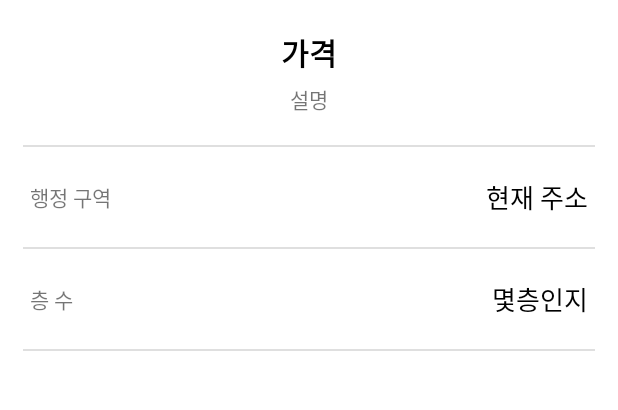
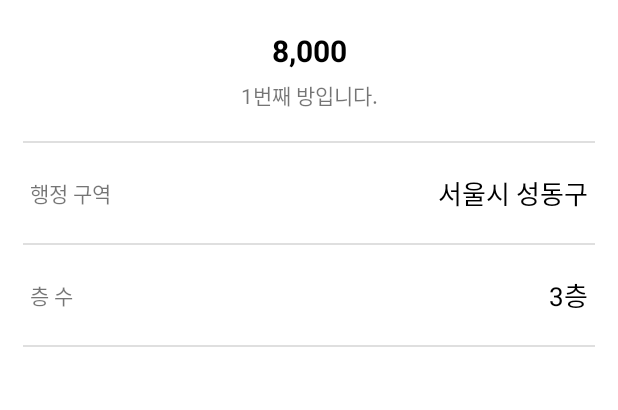
Before and after one commit to park-chris/JickbbangCopy, an Android app: the screen it shows after launch (InnerActivity), after a tap on "8,000", on a phone screen of 412 x 824 dp, the part 504-914 px from its top. Run offline under Robolectric (Android 15) with nearby library versions, the phone set to English and light mode, and no system bars.

Commit message:
받아낸 방 데이터 활용 -> 실제 문구 반영  - 클래스에 만들어둔 함수들을 재활용

```diff
--- a/app/src/main/java/com/neppplus/jickbbangcopy_210912/InnerActivity.kt
+++ b/app/src/main/java/com/neppplus/jickbbangcopy_210912/InnerActivity.kt
@@ -4,6 +4,7 @@ import android.content.Intent
 import androidx.appcompat.app.AppCompatActivity
 import android.os.Bundle
 import com.neppplus.jickbbangcopy_210912.datas.RoomDatas
+import kotlinx.android.synthetic.main.activity_inner.*
 
 class InnerActivity : AppCompatActivity() {
     override fun onCreate(savedInstanceState: Bundle?) {
@@ -12,8 +13,10 @@ class InnerActivity : AppCompatActivity() {
 
         val room = intent.getSerializableExtra("roomData") as RoomDatas
 
-
-
+        priTxt.text = room.getFormatTedPrice()
+        descTxt.text = room.description
+        addressTxt.text = room.address
+        floorTxt.text = room.getFormattedFloor()
 
 
     }
--- a/app/src/main/res/layout/activity_inner.xml
+++ b/app/src/main/res/layout/activity_inner.xml
@@ -15,6 +15,7 @@
         android:scaleType="centerCrop" />
 
     <TextView
+        android:id="@+id/priTxt"
         android:layout_width="match_parent"
         android:layout_height="wrap_content"
         android:layout_marginTop="20dp"
@@ -25,6 +26,7 @@
         android:textSize="20sp" />
 
     <TextView
+        android:id="@+id/descTxt"
         android:layout_width="match_parent"
         android:layout_height="wrap_content"
         android:layout_marginTop="5dp"
@@ -56,6 +58,7 @@
             android:layout_height="wrap_content"
             android:layout_weight="1"/>
         <TextView
+            android:id="@+id/addressTxt"
             android:layout_width="wrap_content"
             android:layout_height="wrap_content"
             android:textColor="@color/black"
@@ -83,6 +86,7 @@
             android:layout_height="wrap_content"
             android:layout_weight="1"/>
         <TextView
+            android:id="@+id/floorTxt"
             android:layout_width="wrap_content"
             android:layout_height="wrap_content"
             android:textColor="@color/black"
```
